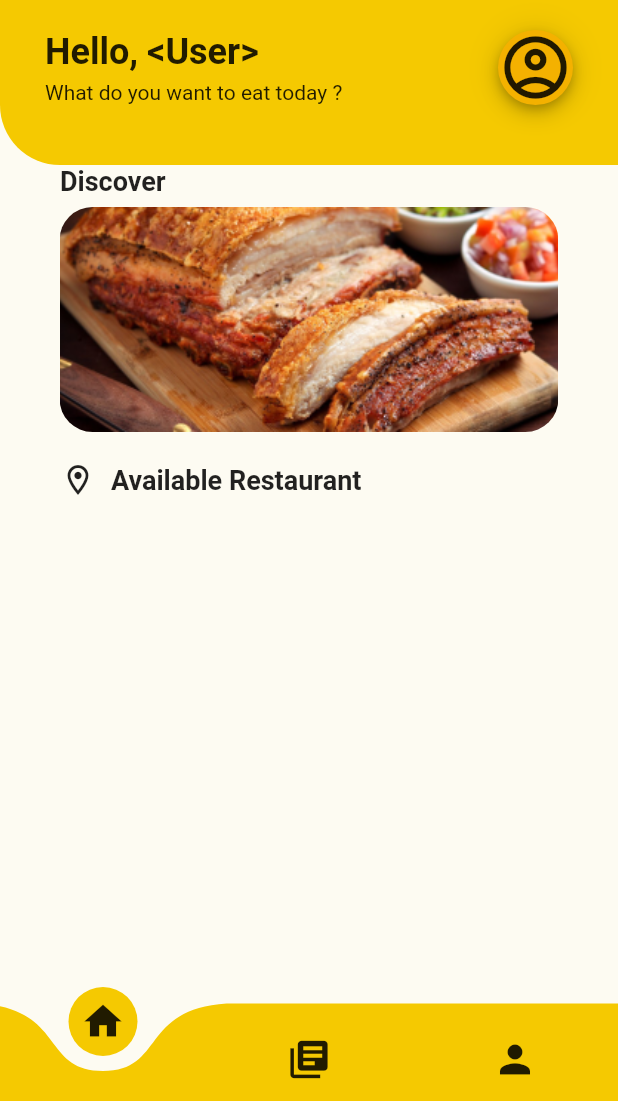
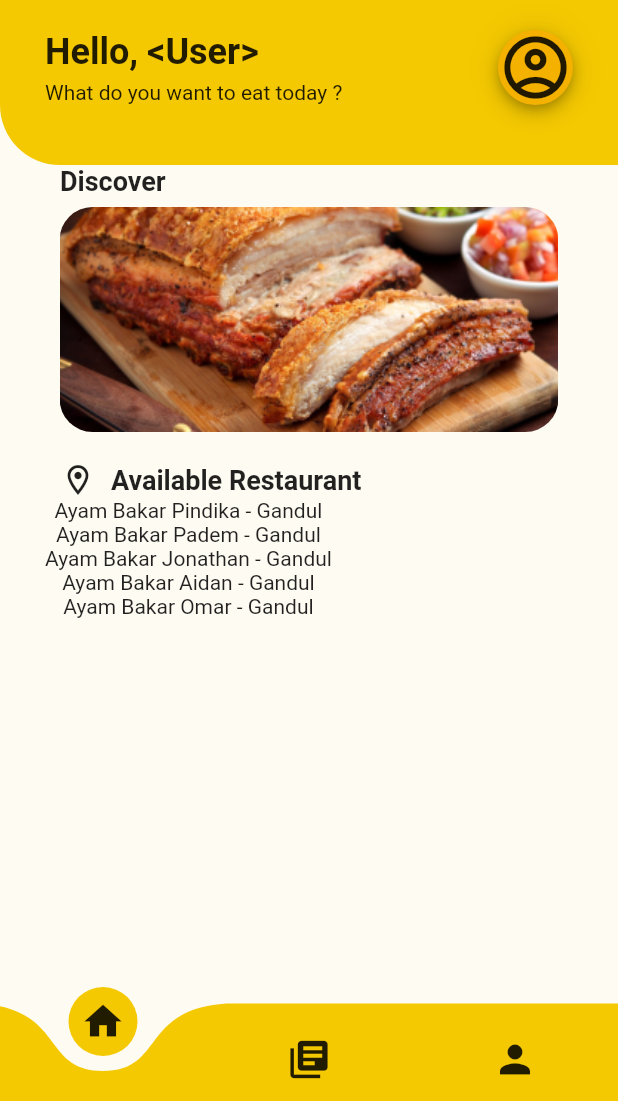
Before and after one commit to jaflanet/Masakin-android-app, a Flutter app: the MainPage screen opened by its route, on a phone screen of 412 x 824 dp, the part 135-1236 px from its top. Run offline on Flutter 3.47's test engine with Material 2 defaults, Android fonts, the phone set to English and light mode, and no system bars; drawn by our look-alikes of carousel_slider, curved_navigation_bar; our stand-ins replace form_field_validator.

Commit message:
supaya bisa ngepull

```diff
--- a/lib/models/restaurant.dart
+++ b/lib/models/restaurant.dart
@@ -2,17 +2,18 @@ import 'food.dart';
 
 class Restaurant {
   String name;
-  String location;
-  num rating;
-  String tag; //halal
+  String address;
+  // num rating;
+  // String tag; //halal
   // Map<String, List<Food>> menu;
-  Restaurant(this.name, this.location, this.rating, this.tag);
+  Restaurant(this.name, this.address);
 
   static Restaurant generateRestaurant() {
     return Restaurant(
-        'Restaurant',
-        'Jalan Catur Darma No.23A RT 3 RW 6, Cijantung, Pasar Rebo, Jakarta Timur',
-        4.7,
-        'halal');
+      'Restaurant',
+      'Jalan Catur Darma No.23A RT 3 RW 6, Cijantung, Pasar Rebo, Jakarta Timur',
+      // 4.7,
+      // 'halal',
+    );
   }
 }
--- a/lib/pages/screen/home.dart
+++ b/lib/pages/screen/home.dart
@@ -11,6 +11,14 @@ class HomeScreen extends StatefulWidget {
 
 class _HomeScreenState extends State<HomeScreen> {
   final resto = Restaurant.generateRestaurant();
+
+  List<Restaurant> restaurantName = [
+    Restaurant('Ayam Bakar Pindika', 'Gandul'),
+    Restaurant('Ayam Bakar Padem', 'Gandul'),
+    Restaurant('Ayam Bakar Jonathan', 'Gandul'),
+    Restaurant('Ayam Bakar Aidan', 'Gandul'),
+    Restaurant('Ayam Bakar Omar', 'Gandul'),
+  ];
 
   Icon searchIcon = new Icon(Icons.search);
   @override
@@ -119,6 +127,11 @@ class _HomeScreenState extends State<HomeScreen> {
                     ],
                   ),
                 ),
+                Column(
+                  children: restaurantName
+                      .map((name) => Text('${name.name} - ${name.address}'))
+                      .toList(),
+                ),
               ],
             ),
           ),
--- a/lib/pages/screen/section/restaurantMenu.dart
+++ b/lib/pages/screen/section/restaurantMenu.dart
@@ -50,7 +50,7 @@ class RestaurantInfo extends StatelessWidget {
                                 ),
                                 Container(
                                     width: c_width,
-                                    child: Text(resto.location,
+                                    child: Text(resto.address,
                                         textAlign: TextAlign.left))
                               ],
                             )
```
Also changed, not shown: lib/data/restaurant_data.dart (added).
